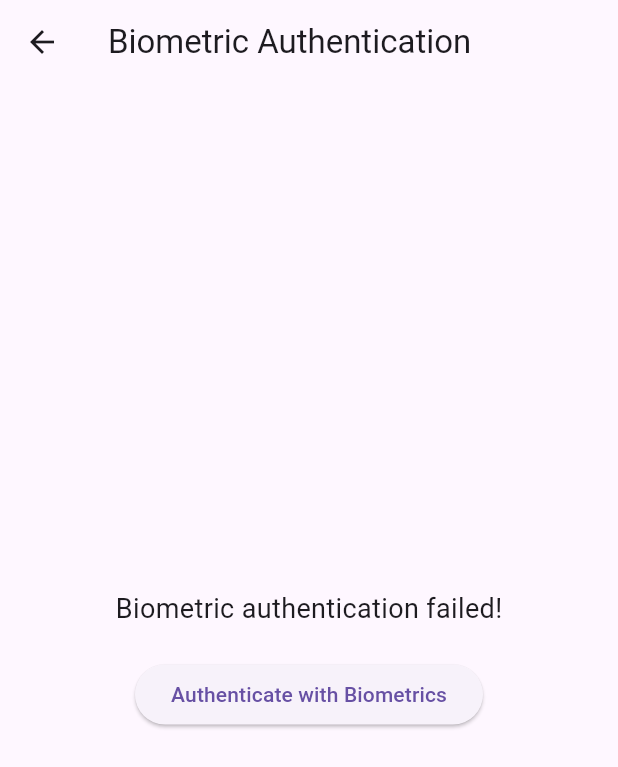
After one commit to francodriansetti/BridgeSDK, a Flutter app: the BiometricAuthenticationScreen screen opened directly, after a tap on "Authenticate with Biometrics", on a phone screen of 412 x 824 dp. The commit adds this screen. Shown: the top 767 px of the screen. Run offline on Flutter 3.47's test engine with Material 3 defaults, Android fonts, the phone set to English and light mode, and no system bars; our stand-ins replace camera, gallery_saver, local_auth, plugin_platform_interface, webview_flutter.

Commit message:
Added biometric functionality

```diff
--- /dev/null
+++ b/lib/BiometricAuthenticationScreen.dart
@@ -0,0 +1,60 @@
+import 'package:flutter/material.dart';
+import 'package:local_auth/local_auth.dart';
+
+class BiometricAuthenticationScreen extends StatefulWidget {
+  @override
+  _BiometricAuthenticationScreenState createState() => _BiometricAuthenticationScreenState();
+}
+
+class _BiometricAuthenticationScreenState extends State<BiometricAuthenticationScreen> {
+  final LocalAuthentication _localAuthentication = LocalAuthentication();
+  String _authStatus = '';
+
+  @override
+  Widget build(BuildContext context) {
+    return Scaffold(
+      appBar: AppBar(
+        title: Text('Biometric Authentication'),
+      ),
+      body: Center(
+        child: Column(
+          mainAxisAlignment: MainAxisAlignment.center,
+          children: [
+            Text(
+              _authStatus,
+              style: TextStyle(fontSize: 18),
+            ),
+            SizedBox(height: 20),
+            ElevatedButton(
+              onPressed: _authenticate,
+              child: Text('Authenticate with Biometrics'),
+            ),
+          ],
+        ),
+      ),
+    );
+  }
+
+  Future<void> _authenticate() async {
+    bool authenticated = false;
+    try {
+      authenticated = await _localAuthentication.authenticate(
+        localizedReason: 'Authenticate to access the app',
+        useErrorDialogs: true,
+        stickyAuth: true,
+      );
+    } catch (e) {
+      print('Error authenticating: $e');
+    }
+
+    if (authenticated) {
+      setState(() {
+        _authStatus = 'Biometric authentication successful!';
+      });
+    } else {
+      setState(() {
+        _authStatus = 'Biometric authentication failed!';
+      });
+    }
+  }
+}
--- a/lib/WebView.dart
+++ b/lib/WebView.dart
@@ -3,6 +3,7 @@ import 'package:flutter/material.dart';
 import 'package:webview_flutter/webview_flutter.dart';
 import 'package:camera/camera.dart';
 import 'package:bridgesdk/CameraScreen.dart';
+import 'package:local_auth/local_auth.dart';
 
 class MyWebView extends StatefulWidget {
   @override
@@ -11,6 +12,7 @@ class MyWebView extends StatefulWidget {
 
 class _MyWebViewState extends State<MyWebView> {
   late WebViewController _controller;
+  final LocalAuthentication _localAuthentication = LocalAuthentication();
 
   @override
   Widget build(BuildContext context) {
@@ -19,7 +21,7 @@ class _MyWebViewState extends State<MyWebView> {
         title: Text('WebView Example'),
       ),
       body: WebView(
-        initialUrl: 'https://6615395828125210e37d973a--playful-macaron-290701.netlify.app',
+        initialUrl: 'https://66155b5735ba8608bb23a4b3--playful-macaron-290701.netlify.app',
         javascriptMode: JavascriptMode.unrestricted,
         onWebViewCreated: (WebViewController controller) {
           _controller = controller;
@@ -34,11 +36,13 @@ class _MyWebViewState extends State<MyWebView> {
   JavascriptChannel _toFlutterChannel(BuildContext context) {
     return JavascriptChannel(
       name: 'ToFlutter',
-      onMessageReceived: (JavascriptMessage message) {
+      onMessageReceived: (JavascriptMessage message) async {
         String msg = message.message;
         print('Message from JavaScript: $msg');
         if (msg == 'openCamera') {
           _openCamera();
+        } else if (msg == 'openBiometricAuthentication') {
+          await _authenticateBiometric();
         }
       },
     );
@@ -46,9 +50,7 @@ class _MyWebViewState extends State<MyWebView> {
 
   Future<void> _openCamera() async {
     print('Opening camera app...');
-    // Obtain a list of the available cameras on the device.
     final cameras = await availableCameras();
-    // Get a specific camera from the list of available cameras.
     final firstCamera = cameras.first;
 
     Navigator.of(context).push(
@@ -59,4 +61,22 @@ class _MyWebViewState extends State<MyWebView> {
       ),
     );
   }
+
+  Future<void> _authenticateBiometric() async {
+    print('Authenticating with biometrics...');
+    bool authenticated = false;
+    try {
+      authenticated = await _localAuthentication.authenticate(
+        localizedReason: 'Authenticate to access the app',
+      );
+    } catch (e) {
+      print('Error authenticating: $e');
+    }
+
+    if (authenticated) {
+      print('Biometric authentication successful!');
+    } else {
+      print('Biometric authentication failed!');
+    }
+  }
 }
--- a/pubspec.yaml
+++ b/pubspec.yaml
@@ -16,7 +16,7 @@ dependencies:
   camera: ^0.10.5
   flutter_local_notifications: ^17.0.0
   gallery_saver: ^2.3.2
-
+local_auth: ^2.2.0
 dev_dependencies:
   flutter_test:
     sdk: flutter
```
Also changed, not shown: 1 other file.
